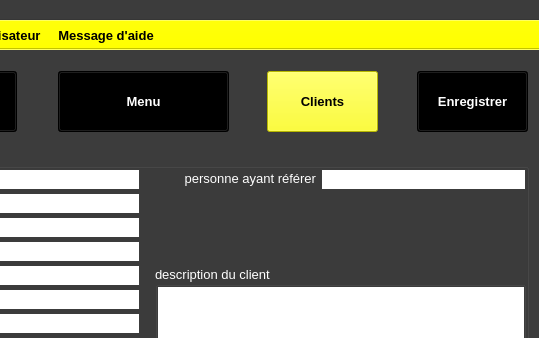
Qt form ui/crm/yeroth-erp-creer-compte-client-window.ui (xnoumbissinoundou/yeroth-erp-3.0) before a commit; both pictures show x 260 to 799 and y 0 to 338 of the 799 by 601 pixel window.
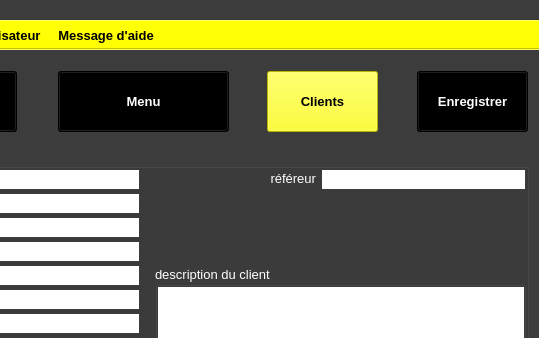
The same form after that commit. Icons and pictures are not drawn. Custom widgets are drawn as their Qt base class.

Commit message: On branch master 	modified:   ui/crm/yeroth-erp-creer-compte-client-window.ui

The edit to the form file:
```diff
--- a/ui/crm/yeroth-erp-creer-compte-client-window.ui
+++ b/ui/crm/yeroth-erp-creer-compte-client-window.ui
@@ -12589,7 +12589,7 @@
       <enum>Qt::LeftToRight</enum>
      </property>
      <property name="text">
-      <string>personne ayant référer</string>
+      <string>référeur</string>
      </property>
      <property name="alignment">
       <set>Qt::AlignRight|Qt::AlignTrailing|Qt::AlignVCenter</set>
```
